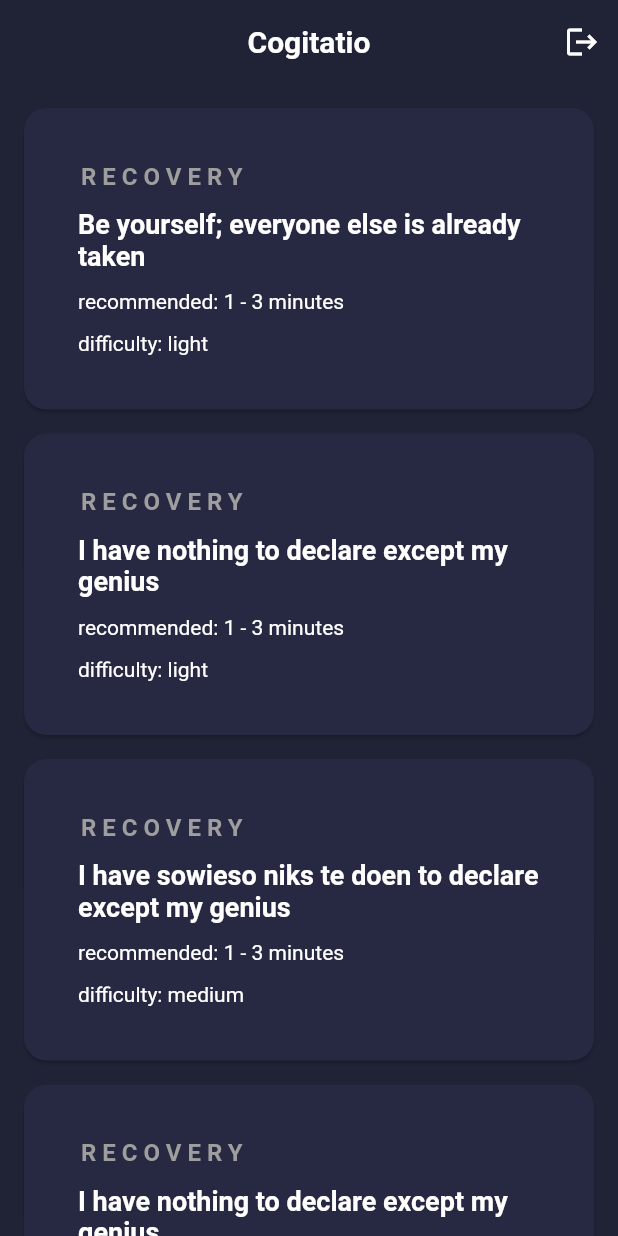
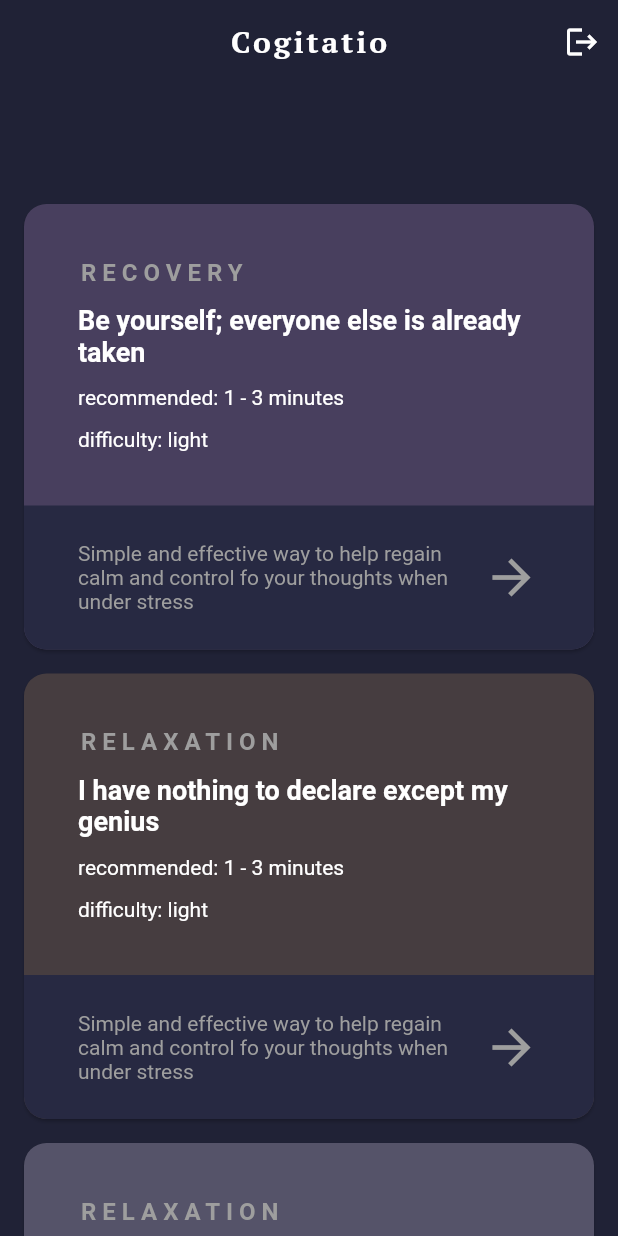
Before and after one commit to fritsmeister12/Cogitatio, a Flutter app: the screen it shows after launch, on a phone screen of 412 x 824 dp. Run offline on Flutter 3.47's test engine with Material 2 defaults, Android fonts, the phone set to English and light mode, and no system bars; our stand-ins replace google_fonts.

Commit message:
Changed the card

```diff
--- a/lib/main.dart
+++ b/lib/main.dart
@@ -1,5 +1,6 @@
 import 'package:flutter/material.dart';
 import 'quote.dart';
+import 'package:google_fonts/google_fonts.dart';
 
 void main() {
   runApp(MaterialApp(
@@ -15,50 +16,77 @@ class Home extends StatefulWidget {
 class _HomeState extends State<Home> {
   List<Quote> quotes = [
     Quote(
+        category: 'recovery',
         author: 'Oscar Wilde',
         difficulty: 'light',
         recommended: '1 - 3',
+        color: Color.fromRGBO(72, 63, 94, 1),
+        description:
+            'Simple and effective way to help regain calm and control fo your thoughts when under stress',
         text: 'Be yourself; everyone else is already taken'),
     Quote(
+        category: 'relaxation',
         author: 'Oscar Wilde',
         difficulty: 'light',
         recommended: '1 - 3',
+        color: Color.fromRGBO(70, 61, 64, 1),
+        description:
+            'Simple and effective way to help regain calm and control fo your thoughts when under stress',
         text: 'I have nothing to declare except my genius'),
     Quote(
+        category: 'relaxation',
         author: 'Oscar Wilde',
         difficulty: 'medium',
         recommended: '1 - 3',
+        color: Color.fromRGBO(85, 83, 105, 1),
+        description:
+            'Simple and effective way to help regain calm and control fo your thoughts when under stress',
         text: 'I have sowieso niks te doen to declare except my genius'),
     Quote(
+        category: 'relaxation',
         author: 'Oscar Wilde',
         difficulty: 'medium',
         recommended: '1 - 3',
+        color: Color.fromRGBO(104, 79, 109, 1),
+        description:
+            'Simple and effective way to help regain calm and control fo your thoughts when under stress',
         text: 'I have nothing to declare except my genius'),
     Quote(
+        category: 'relaxation',
         author: 'Oscar Wilde',
         difficulty: 'heavy',
         recommended: '1 - 5',
+        color: Color.fromRGBO(107, 105, 145, 1),
+        description:
+            'Simple and effective way to help regain calm and control fo your thoughts when under stress',
         text: 'The truth is rarely pure and never simple')
   ];
 
   Widget playlistTemplate(quote) {
     return Card(
-        color: Color.fromRGBO(39, 41, 66, 1),
+      color: quote.color,
       shape: RoundedRectangleBorder(
         borderRadius: BorderRadius.circular(15.0),
       ),
       margin: const EdgeInsets.fromLTRB(16.0, 16.0, 16.0, 0),
       child: InkWell(
+        customBorder: RoundedRectangleBorder(
+          borderRadius: BorderRadius.circular(15.0),
+        ),
+        // highlightColor: Colors.transparent,
+        // splashColor: Colors.transparent,
         onTap: () {
           print("Tapped a Container");
         },
-          child: Padding(
+        child: Column(
+          children: <Widget>[
+            Padding(
               padding: const EdgeInsets.all(36.0),
               child: Column(
                 crossAxisAlignment: CrossAxisAlignment.stretch,
                 children: <Widget>[
                   Text(
-                  "recovery".toUpperCase(),
+                    quote.category.toUpperCase(),
                     style: TextStyle(
                       fontSize: 16.0,
                       letterSpacing: 4.0,
@@ -94,13 +122,48 @@ class _HomeState extends State<Home> {
                 ],
               ),
             ),
-        ));
+            Container(
+              decoration: BoxDecoration(
+                color: Color.fromRGBO(39, 41, 66, 1),
+                borderRadius: BorderRadius.only(
+                  bottomLeft: Radius.circular(15.0),
+                  bottomRight: Radius.circular(15.0),
+                ),
+              ),
+              padding: EdgeInsets.fromLTRB(36.0, 24.0, 36.0, 24.0),
+              child: Row(
+                mainAxisAlignment: MainAxisAlignment.spaceEvenly,
+                children: <Widget>[
+                  Flexible(
+                    child: Text(
+                      quote.description,
+                      // overflow: TextOverflow.ellipsis,
+                      textAlign: TextAlign.left,
+                      style: TextStyle(
+                        // fontSize: 16.0,
+                        color: Colors.grey[500],
+                      ),
+                    ),
+                  ),
+                  SizedBox(height: 12.0),
+                  Icon(
+                    Icons.arrow_forward,
+                    color: Colors.grey[500],
+                    size: 38.0,
+                  ),
+                ],
+              ),
+            ),
+          ],
+        ),
+      ),
+    );
   }
 
   @override
   Widget build(BuildContext context) {
     return Scaffold(
-      // extendBodyBehindAppBar: true,
+      extendBodyBehindAppBar: true,
       backgroundColor: Color.fromRGBO(32, 34, 54, 1),
       appBar: AppBar(
         actions: <Widget>[
@@ -115,13 +178,13 @@ class _HomeState extends State<Home> {
         centerTitle: true,
         title: Text(
           'Cogitatio',
-          style: TextStyle(
-            fontWeight: FontWeight.bold,
-          ),
+          style: GoogleFonts.ptSerif(
+              fontWeight: FontWeight.bold, letterSpacing: 2.0),
         ),
         backgroundColor: Colors.transparent,
       ),
       body: SingleChildScrollView(
+        padding: EdgeInsets.only(top: 120.0),
         child: Column(
           children: quotes.map((quote) => playlistTemplate(quote)).toList(),
         ),
--- a/lib/quote.dart
+++ b/lib/quote.dart
@@ -1,8 +1,13 @@
+import 'package:flutter/material.dart';
+
 class Quote {
   String text;
   String author;
   String difficulty;
   String recommended;
+  String category;
+  String description;
+  Color color;
 
   //  normal constructor, as we've already seen
 
@@ -21,5 +26,12 @@ class Quote {
   // constructor with named parameters
   // & automatically assigns named arguments to class properties
 
-  Quote({this.text, this.author, this.difficulty, this.recommended});
+  Quote(
+      {required this.text,
+      required this.category,
+      required this.author,
+      required this.description,
+      required this.difficulty,
+      required this.color,
+      required this.recommended});
 }
```
Also changed, not shown: pubspec.yaml (+13 -10 lines), pubspec.lock, 17 other files. Lines whose indentation alone changed are shown as unchanged.
